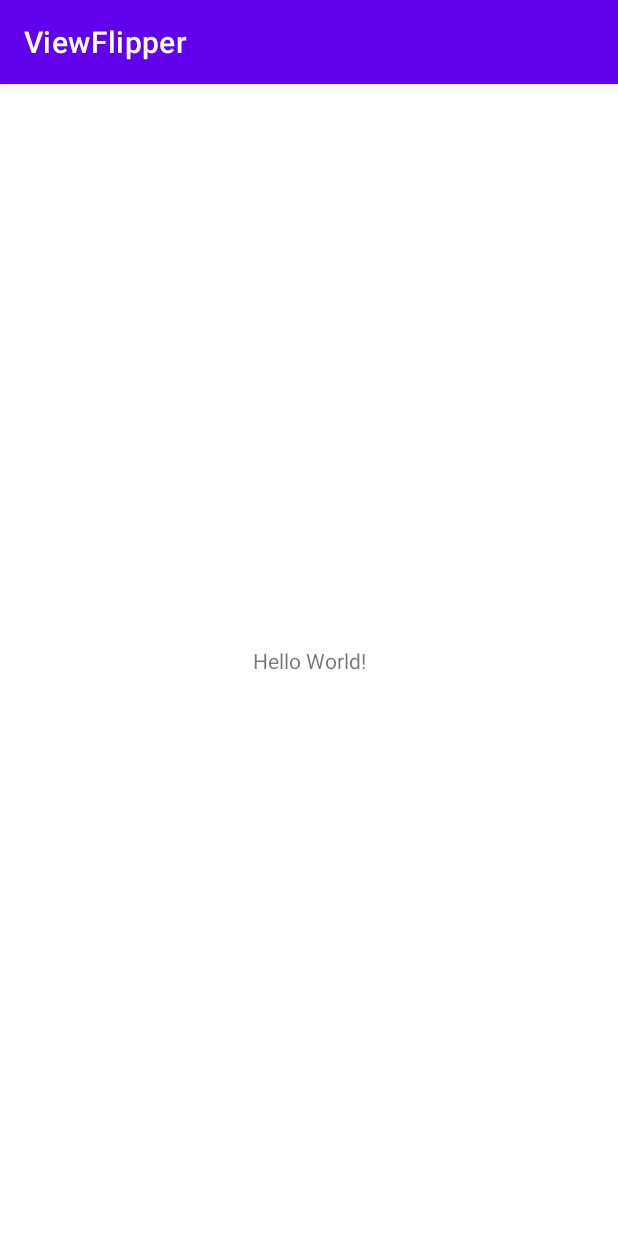
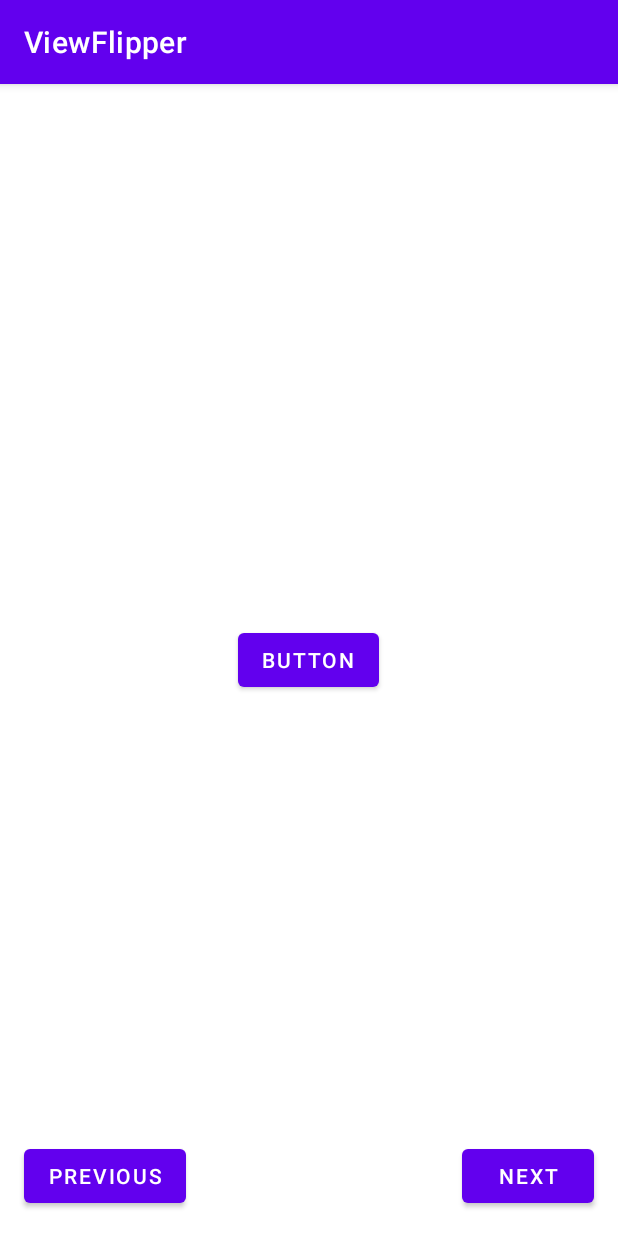
Before and after one commit to luisfernandomgrs/forDummiesViewFlipper, an Android app: the screen it shows after launch (MainActivity), on a phone screen of 412 x 824 dp. Run offline under Robolectric (Android 15) with nearby library versions, the phone set to English and light mode, and no system bars.

Commit message:
creating initial layout of the design of the application

```diff
--- a/app/src/main/res/layout/activity_main.xml
+++ b/app/src/main/res/layout/activity_main.xml
@@ -1,18 +1,63 @@
 <?xml version="1.0" encoding="utf-8"?>
-<androidx.constraintlayout.widget.ConstraintLayout xmlns:android="http://schemas.android.com/apk/res/android"
+<RelativeLayout xmlns:android="http://schemas.android.com/apk/res/android"
     xmlns:app="http://schemas.android.com/apk/res-auto"
     xmlns:tools="http://schemas.android.com/tools"
     android:layout_width="match_parent"
     android:layout_height="match_parent"
     tools:context=".MainActivity">
 
-    <TextView
+    <ViewFlipper
+        android:id="@+id/view_flipper"
+        android:layout_width="match_parent"
+        android:layout_height="match_parent">
+        <Button
+            android:layout_width="wrap_content"
+            android:layout_height="wrap_content"
+            android:text="Button"
+            android:layout_gravity="center"/>
+        <ImageView
+            android:layout_width="wrap_content"
+            android:layout_height="wrap_content"
+            android:src="@mipmap/ic_launcher"
+            android:layout_gravity="center"/>
+        <LinearLayout
+            android:layout_width="wrap_content"
+            android:layout_height="wrap_content"
+            android:orientation="vertical"
+            android:layout_gravity="center">
+            <TextView
+                android:layout_width="wrap_content"
+                android:layout_height="wrap_content"
+                android:text="TextView1"
+                android:textSize="20sp"/>
+            <TextView
+                android:layout_width="wrap_content"
+                android:layout_height="wrap_content"
+                android:text="TextView2"
+                android:textSize="20sp"/>
+            <TextView
+                android:layout_width="wrap_content"
+                android:layout_height="wrap_content"
+                android:text="TextView3"
+                android:textSize="20sp"/>
+        </LinearLayout>
+    </ViewFlipper>
+
+    <Button
         android:layout_width="wrap_content"
         android:layout_height="wrap_content"
-        android:text="Hello World!"
-        app:layout_constraintBottom_toBottomOf="parent"
-        app:layout_constraintEnd_toEndOf="parent"
-        app:layout_constraintStart_toStartOf="parent"
-        app:layout_constraintTop_toTopOf="parent" />
+        android:text="Previous"
+        android:onClick="previousView"
+        android:layout_alignParentBottom="true"
+        android:layout_alignParentStart="true"
+        android:layout_margin="16dp"/>
 
-</androidx.constraintlayout.widget.ConstraintLayout>
+    <Button
+        android:layout_width="wrap_content"
+        android:layout_height="wrap_content"
+        android:text="Next"
+        android:onClick="nextView"
+        android:layout_alignParentBottom="true"
+        android:layout_alignParentEnd="true"
+        android:layout_margin="16dp"/>
+</RelativeLayout>
```
